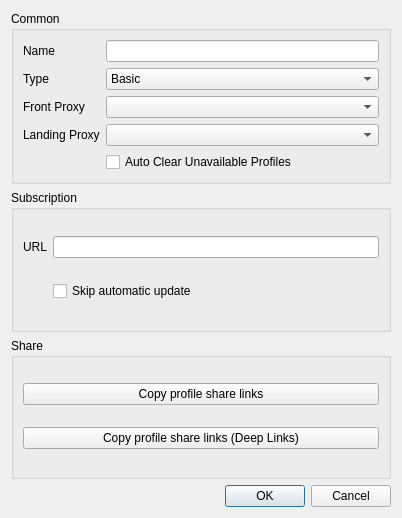
hopol/throne-mirror, file upstream/include/ui/group/dialog_edit_group.ui: the form before one commit.
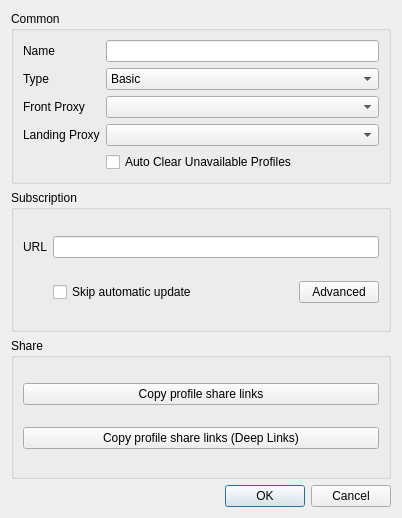
The form after the commit. Custom widgets are drawn as their Qt base class.

Patch:
```diff
--- a/upstream/include/ui/group/dialog_edit_group.ui
+++ b/upstream/include/ui/group/dialog_edit_group.ui
@@ -122,12 +122,36 @@
        <widget class="MyLineEdit" name="url"/>
       </item>
       <item row="1" column="1">
+       <layout class="QHBoxLayout" name="sub_options_layout">
+        <item>
        <widget class="QCheckBox" name="skip_auto_update">
         <property name="text">
          <string>Skip automatic update</string>
         </property>
        </widget>
       </item>
+        <item>
+         <spacer name="sub_options_spacer">
+          <property name="orientation">
+           <enum>Qt::Orientation::Horizontal</enum>
+          </property>
+          <property name="sizeHint" stdset="0">
+           <size>
+            <width>0</width>
+            <height>0</height>
+           </size>
+          </property>
+         </spacer>
+        </item>
+        <item>
+         <widget class="QPushButton" name="advanced">
+          <property name="text">
+           <string>Advanced</string>
+          </property>
+         </widget>
+        </item>
+       </layout>
+      </item>
      </layout>
     </widget>
    </item>
```
Left out of the diff: 1 changed line with no effect on the pictures. Lines whose indentation alone changed are shown as unchanged.
